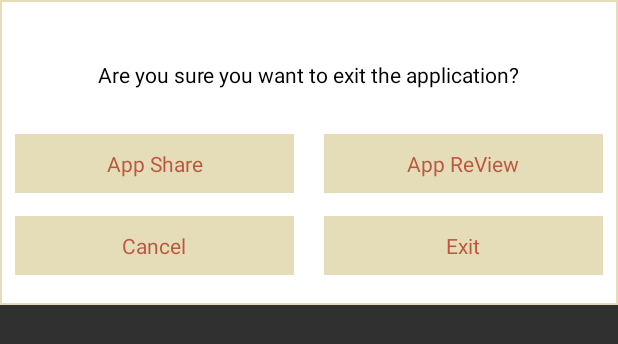
After one commit to chodongsuk/Airplane1942, an Android app: the layout dialog.xml on its own in the app's theme, with its tools: preview values and no code run, on a phone screen of 412 x 824 dp. The commit adds this screen. Shown: the top 344 px of the screen. Run offline under Robolectric (Android 15) with nearby library versions, the phone set to English and light mode, and no system bars.

Commit message:
2017-02-06

```diff
--- a/app/src/main/java/com/kr/airplane1942/OfflineWebViewClient.java
+++ b/app/src/main/java/com/kr/airplane1942/OfflineWebViewClient.java
@@ -9,6 +9,7 @@ import android.graphics.Bitmap;
 import android.net.Uri;
 import android.support.v4.app.ActivityCompat;
 import android.util.Log;
+import android.view.KeyEvent;
 import android.webkit.WebView;
 import android.webkit.WebViewClient;
 
@@ -113,4 +114,6 @@ public class OfflineWebViewClient extends WebViewClient {
         ((WebActivity)mActivity).showWebView();
         ((WebActivity)mActivity).hideProgress();
     }
+
+
 }
--- /dev/null
+++ b/app/src/main/res/drawable/btn.xml
@@ -0,0 +1,8 @@
+<?xml version="1.0" encoding="utf-8"?>
+<selector xmlns:android="http://schemas.android.com/apk/res/android">
+    <item><shape>
+            <solid android:color="#fff" />
+            <stroke android:width="1dp" android:color="@color/colorPrimary" />
+            <padding android:bottom="10dp" android:left="10dp" android:right="10dp" android:top="10dp" />
+        </shape></item>
+</selector>
--- /dev/null
+++ b/app/src/main/res/layout/dialog.xml
@@ -0,0 +1,126 @@
+<?xml version="1.0" encoding="utf-8"?>
+<LinearLayout xmlns:android="http://schemas.android.com/apk/res/android"
+              android:layout_width="match_parent"
+              android:layout_height="wrap_content"
+              android:background="@drawable/btn"
+              android:orientation="vertical">
+
+    <LinearLayout
+        android:layout_width="match_parent"
+        android:layout_height="wrap_content"
+        android:gravity="center">
+        <TextView
+            android:layout_gravity="center"
+            android:textColor="#000000"
+            android:paddingTop="30dip"
+            android:paddingBottom="30dip"
+            android:textSize="14sp"
+            android:text="Are you sure you want to exit the application?"
+            android:layout_width="wrap_content"
+            android:layout_height="wrap_content"/>
+    </LinearLayout>
+
+    <LinearLayout
+        android:layout_width="match_parent"
+        android:layout_height="wrap_content"
+        android:orientation="vertical">
+        <LinearLayout
+            android:layout_width="match_parent"
+            android:layout_height="wrap_content"
+            android:orientation="horizontal">
+
+            <LinearLayout
+                android:layout_marginRight="10dip"
+                android:layout_width="0dip"
+                android:layout_weight="1"
+                android:layout_height="wrap_content"
+                android:gravity="center">
+
+                <TextView
+                    android:id="@+id/textView1"
+                    android:gravity="center"
+                    android:padding="10dip"
+                    android:textSize="14sp"
+                    android:background="@color/colorPrimary"
+                    android:text="App Share"
+                    android:textColor="#bb5842"
+                    android:layout_width="match_parent"
+                    android:layout_height="wrap_content"/>
+
+            </LinearLayout>
+            <LinearLayout
+                android:layout_marginLeft="10dip"
+                android:layout_width="0dip"
+                android:layout_weight="1"
+                android:layout_height="wrap_content"
+                android:gravity="center">
+                <TextView
+                    android:id="@+id/textView2"
+                    android:gravity="center"
+                    android:padding="10dip"
+                    android:textSize="14sp"
+                    android:background="@color/colorPrimary"
+                    android:text="App ReView"
+                    android:textColor="#bb5842"
+                    android:layout_width="match_parent"
+                    android:layout_height="wrap_content"/>
+
+            </LinearLayout>
+
+        </LinearLayout>
+        <LinearLayout
+            android:layout_marginTop="15dip"
+            android:layout_marginBottom="10dip"
+            android:layout_width="match_parent"
+            android:layout_height="wrap_content"
+            android:orientation="horizontal">
+
+            <LinearLayout
+                android:layout_marginRight="10dip"
+                android:layout_width="0dip"
+                android:layout_weight="1"
+                android:layout_height="wrap_content"
+                android:gravity="center">
+
+                <TextView
+                    android:id="@+id/textView3"
+                    android:gravity="center"
+                    android:padding="10dip"
+                    android:textSize="14sp"
+                    android:background="@color/colorPrimary"
+                    android:text="Cancel"
+                    android:textColor="#bb5842"
+                    android:layout_width="match_parent"
+                    android:layout_height="wrap_content"/>
+
+            </LinearLayout>
+            <LinearLayout
+                android:layout_marginLeft="10dip"
+                android:layout_width="0dip"
+                android:layout_weight="1"
+                android:layout_height="wrap_content"
+                android:gravity="center">
+                <TextView
+                    android:id="@+id/textView4"
+                    android:gravity="center"
+                    android:padding="10dip"
+                    android:textSize="14sp"
+                    android:background="@color/colorPrimary"
+                    android:text="Exit"
+                    android:textColor="#bb5842"
+                    android:layout_width="match_parent"
+                    android:layout_height="wrap_content"/>
+
+            </LinearLayout>
+
+        </LinearLayout>
+
+
+
+    </LinearLayout>
+
+
+
+
+
+</LinearLayout>
--- a/app/src/main/res/values/colors.xml
+++ b/app/src/main/res/values/colors.xml
@@ -1,6 +1,6 @@
 <?xml version="1.0" encoding="utf-8"?>
 <resources>
-    <color name="colorPrimary">#ebddb4</color>
+    <color name="colorPrimary">#e5ddb7</color>
     <color name="colorPrimaryDark">#e9d086</color>
     <color name="colorAccent">#FF4081</color>
 </resources>
```
Also changed, not shown: app/src/main/java/com/kr/airplane1942/MainStoreTypeDialog.java (added, +102 -0 lines), app/src/main/java/com/kr/airplane1942/WebActivity.java (+13 -0 lines), app/src/main/res/layout/activity_intro.xml (+7 -4 lines), 2 other files.
